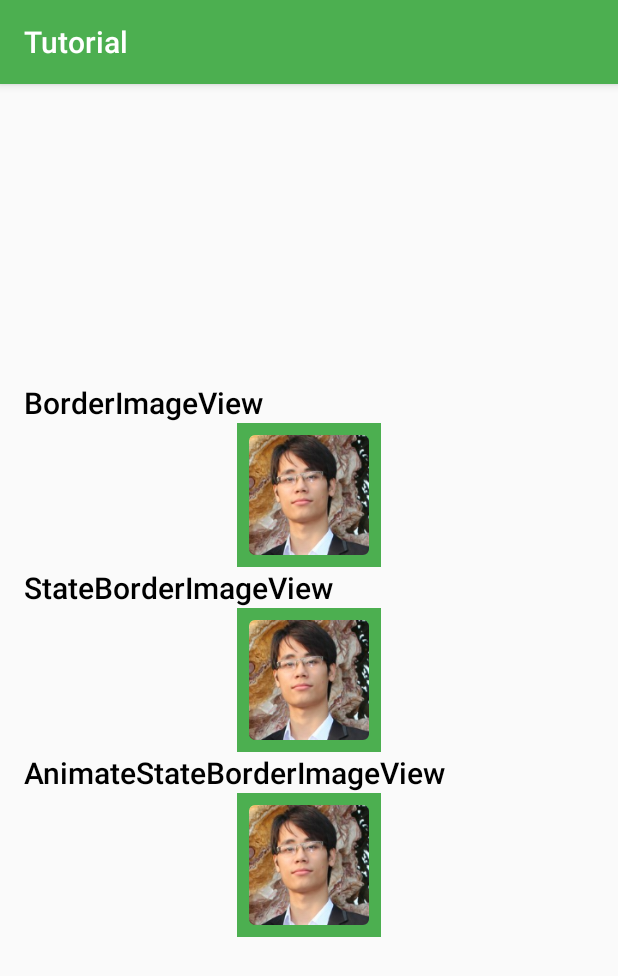
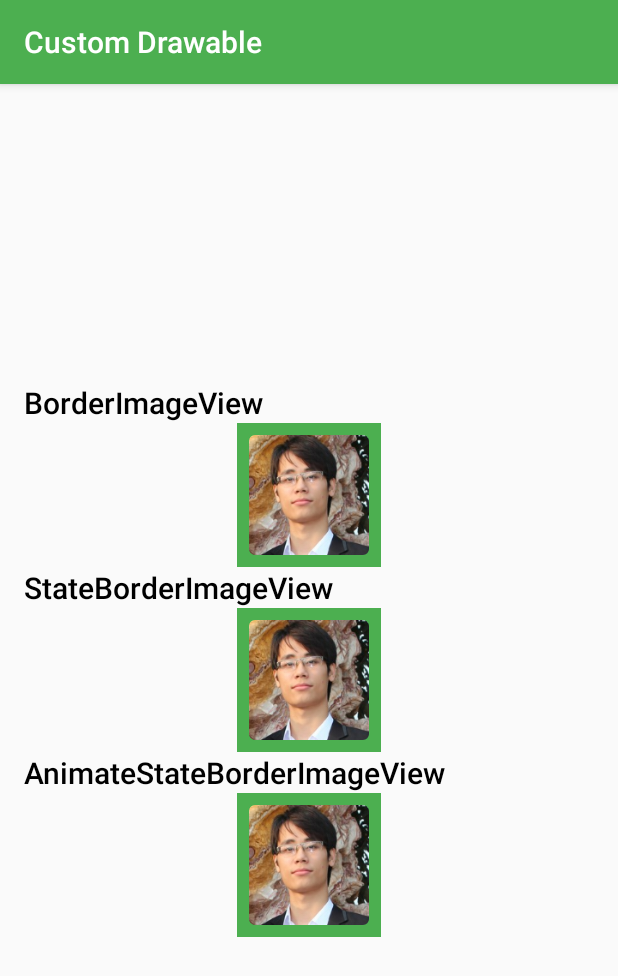
Before and after one commit to rey5137/tutorials, an Android app: the screen it shows after launch (MainActivity), on a phone screen of 412 x 824 dp. Shown: the top 976 px of the screen. Run offline under Robolectric (Android 15) with nearby library versions, the phone set to English and light mode, and no system bars.

Commit message:
Change name.

```diff
--- a/app/src/main/java/com/rey/tutorial/drawable/AnimateStateBorderDrawable.java
+++ b/app/src/main/java/com/rey/tutorial/drawable/AnimatedStateBorderDrawable.java
@@ -16,7 +16,7 @@ import android.os.SystemClock;
 /**
  * Created by Rey on 5/24/2015.
  */
-public class AnimateStateBorderDrawable extends Drawable implements Animatable{
+public class AnimatedStateBorderDrawable extends Drawable implements Animatable{
 
     private boolean mRunning = false;
     private long mStartTime;
@@ -35,7 +35,7 @@ public class AnimateStateBorderDrawable extends Drawable implements Animatable{
 
     private static final long FRAME_DURATION = 1000 / 60;
 
-    public AnimateStateBorderDrawable(ColorStateList colorStateList, int borderWidth, int borderRadius, int duration){
+    public AnimatedStateBorderDrawable(ColorStateList colorStateList, int borderWidth, int borderRadius, int duration){
         mPaint = new Paint(Paint.ANTI_ALIAS_FLAG);
         mPaint.setStyle(Paint.Style.FILL);
 
--- a/app/src/main/java/com/rey/tutorial/widget/AnimateStateBorderImageView.java
+++ b/app/src/main/java/com/rey/tutorial/widget/AnimatedStateBorderImageView.java
@@ -10,36 +10,35 @@ import android.util.AttributeSet;
 import android.widget.ImageView;
 
 import com.rey.tutorial.R;
-import com.rey.tutorial.drawable.AnimateStateBorderDrawable;
-import com.rey.tutorial.drawable.StateBorderDrawable;
+import com.rey.tutorial.drawable.AnimatedStateBorderDrawable;
 
 /**
  * Created by Rey on 5/24/2015.
  */
-public class AnimateStateBorderImageView extends ImageView{
+public class AnimatedStateBorderImageView extends ImageView{
 
-    AnimateStateBorderDrawable mBorder;
+    AnimatedStateBorderDrawable mBorder;
 
-    public AnimateStateBorderImageView(Context context) {
+    public AnimatedStateBorderImageView(Context context) {
         super(context);
 
         init(context, null, 0, 0);
     }
 
-    public AnimateStateBorderImageView(Context context, AttributeSet attrs) {
+    public AnimatedStateBorderImageView(Context context, AttributeSet attrs) {
         super(context, attrs);
 
         init(context, attrs, 0, 0);
     }
 
-    public AnimateStateBorderImageView(Context context, AttributeSet attrs, int defStyleAttr) {
+    public AnimatedStateBorderImageView(Context context, AttributeSet attrs, int defStyleAttr) {
         super(context, attrs, defStyleAttr);
 
         init(context, attrs, defStyleAttr, 0);
     }
 
     @TargetApi(Build.VERSION_CODES.LOLLIPOP)
-    public AnimateStateBorderImageView(Context context, AttributeSet attrs, int defStyleAttr, int defStyleRes) {
+    public AnimatedStateBorderImageView(Context context, AttributeSet attrs, int defStyleAttr, int defStyleRes) {
         super(context, attrs, defStyleAttr, defStyleRes);
 
         init(context, attrs, defStyleAttr, defStyleRes);
@@ -57,7 +56,7 @@ public class AnimateStateBorderImageView extends ImageView{
         };
         ColorStateList colorStateList = new ColorStateList(states, colors);
 
-        mBorder = new AnimateStateBorderDrawable(colorStateList, getPaddingLeft(), getPaddingLeft() / 2, context.getResources().getInteger(android.R.integer.config_mediumAnimTime));
+        mBorder = new AnimatedStateBorderDrawable(colorStateList, getPaddingLeft(), getPaddingLeft() / 2, context.getResources().getInteger(android.R.integer.config_mediumAnimTime));
         mBorder.setCallback(this);
     }
 
--- a/app/src/main/res/layout/activity_main.xml
+++ b/app/src/main/res/layout/activity_main.xml
@@ -48,7 +48,7 @@
             android:textColor="#FF000000"
             android:text="AnimateStateBorderImageView"/>
 
-        <com.rey.tutorial.widget.AnimateStateBorderImageView
+        <com.rey.tutorial.widget.AnimatedStateBorderImageView
             android:layout_width="96dp"
             android:layout_height="96dp"
             android:src="@drawable/avatar"
--- a/app/src/main/res/values/strings.xml
+++ b/app/src/main/res/values/strings.xml
@@ -1,3 +1,3 @@
 <resources>
-    <string name="app_name">Tutorial</string>
+    <string name="app_name">Custom Drawable</string>
 </resources>
```
